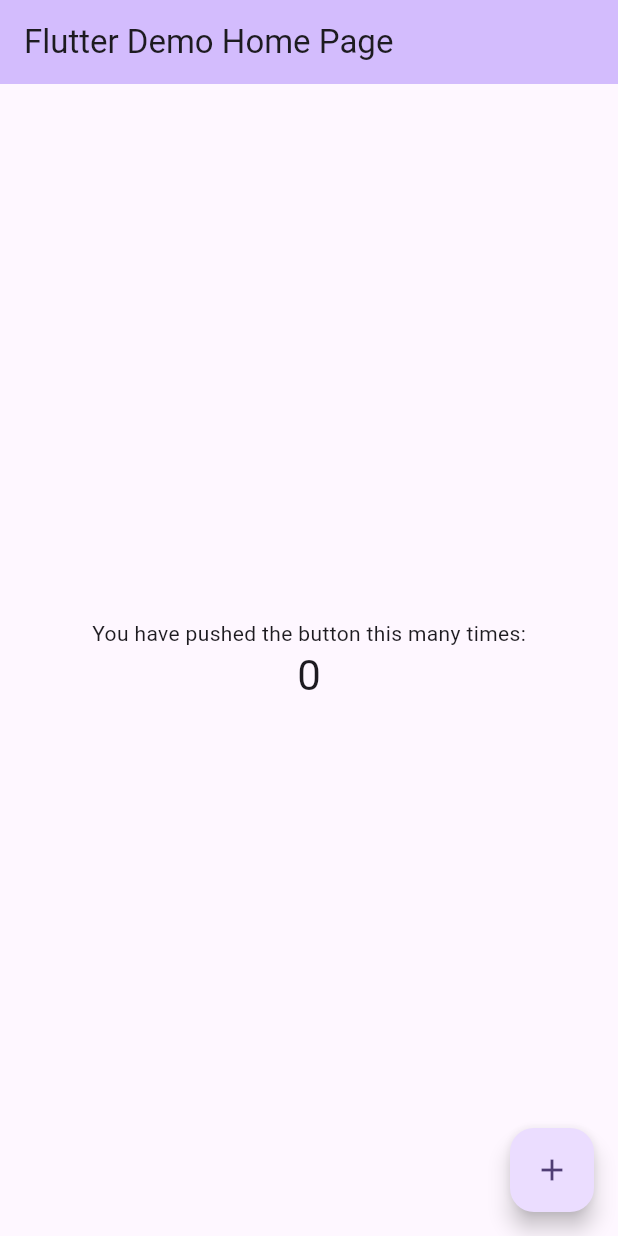
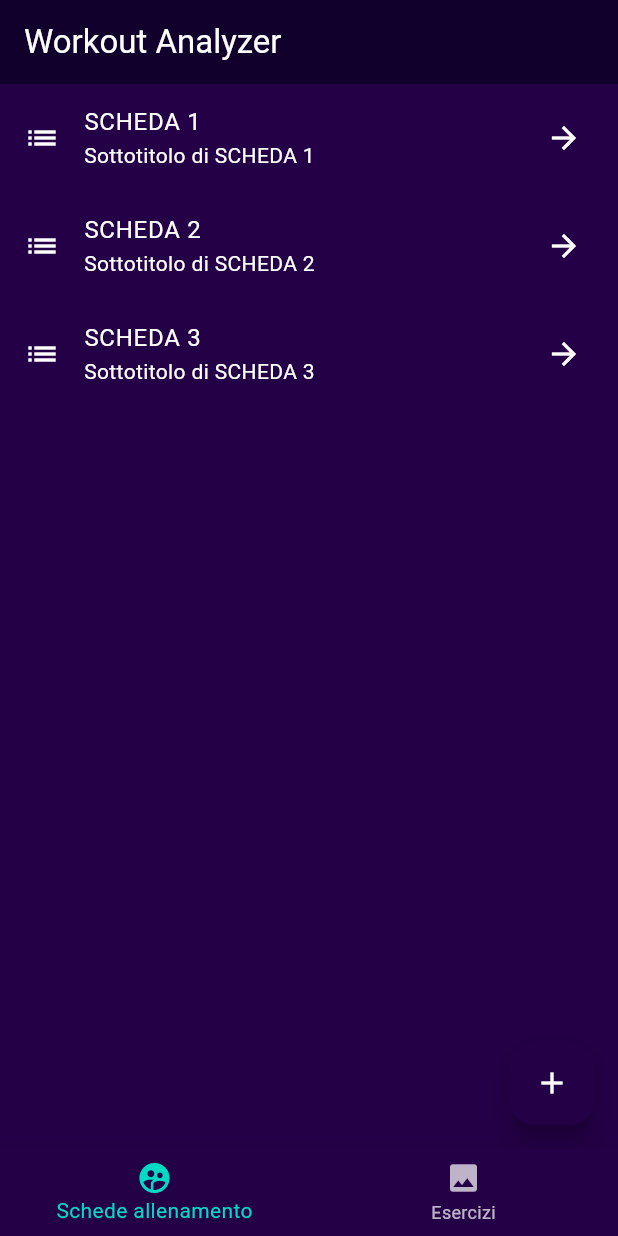
Before and after one commit to Dany313/WorkoutAnalyzer, a Flutter app: the screen it shows after launch, on a phone screen of 412 x 824 dp. Run offline on Flutter 3.47's test engine with Material 3 defaults, Android fonts, the phone set to English and light mode, and no system bars.

Commit message:
aggiunto layout iniziale.

```diff
--- /dev/null
+++ b/lib/fragments/schede_allenamento_fragment.dart
@@ -0,0 +1,49 @@
+import 'package:flutter/cupertino.dart';
+import 'package:flutter/material.dart';
+
+import '../model/schedeAllenamento.dart';
+import '../pages/scheda_page.dart';
+
+class SchedeAllenamentoFragment extends StatefulWidget {
+  const SchedeAllenamentoFragment({super.key});
+
+  @override
+  State<SchedeAllenamentoFragment> createState() => _SchedeAllenamentoFragmentState();
+}
+
+class _SchedeAllenamentoFragmentState extends State<SchedeAllenamentoFragment> {
+
+  SchedeAllenamento schedeAllenamentoList = SchedeAllenamento();
+
+  @override
+  Widget build(BuildContext context) {
+    return  Scaffold(
+      body:ListView.builder(
+        itemCount: schedeAllenamentoList.allenamenti.length, // Numero di elementi nella lista
+        itemBuilder: (context, index) {
+          return ListTile(
+            leading: Icon(Icons.list), // Icona accanto a ciascun elemento
+            title: Text(schedeAllenamentoList.getAllenamento(index)), // Testo dell'elemento
+            subtitle: Text('Sottotitolo di ${schedeAllenamentoList.getAllenamento(index)}'), // Sottotitolo
+            trailing: Icon(Icons.arrow_forward), // Icona sulla destra
+            onTap: () {
+              // Naviga alla seconda pagina
+              Navigator.push(
+                context,
+                MaterialPageRoute(builder: (context) =>  SchedaPage(nomeScheda: schedeAllenamentoList.getAllenamento(index))),
+              );
+            },
+          );
+        },
+      ),
+        floatingActionButton : FloatingActionButton(
+          onPressed: () {
+            setState(() {
+              schedeAllenamentoList.aggiungiAllenamento('SCHEDA ${schedeAllenamentoList.allenamenti.length+1}');
+            });
+          },
+          child: const Icon(Icons.add),
+        ),
+    );
+  }
+}
--- a/lib/main.dart
+++ b/lib/main.dart
@@ -1,4 +1,6 @@
 import 'package:flutter/material.dart';
+import 'package:workout_analyzer/pages/home_page.dart';
+import 'package:workout_analyzer/themes/dark_theme.dart';
 
 void main() {
   runApp(const MyApp());
@@ -11,27 +13,9 @@ class MyApp extends StatelessWidget {
   @override
   Widget build(BuildContext context) {
     return MaterialApp(
-      title: 'Flutter Demo',
-      theme: ThemeData(
-        // This is the theme of your application.
-        //
-        // TRY THIS: Try running your application with "flutter run". You'll see
-        // the application has a purple toolbar. Then, without quitting the app,
-        // try changing the seedColor in the colorScheme below to Colors.green
-        // and then invoke "hot reload" (save your changes or press the "hot
-        // reload" button in a Flutter-supported IDE, or press "r" if you used
-        // the command line to start the app).
-        //
-        // Notice that the counter didn't reset back to zero; the application
-        // state is not lost during the reload. To reset the state, use hot
-        // restart instead.
-        //
-        // This works for code too, not just values: Most code changes can be
-        // tested with just a hot reload.
-        colorScheme: ColorScheme.fromSeed(seedColor: Colors.deepPurple),
-        useMaterial3: true,
-      ),
-      home: const MyHomePage(title: 'Flutter Demo Home Page'),
+      title: 'Workout Analyzer',
+      theme: darkTheme,
+      home: const HomePage(),
     );
   }
 }
--- /dev/null
+++ b/lib/model/esercizi.dart
@@ -0,0 +1,46 @@
+class Esercizi {
+  List<String> _esercizi = ["ESERCIZIO 1", "ESERCIZIO 2" , "ESERCIZIO 3"];
+
+  // Costruttore opzionale per inizializzare la lista
+  Esercizi([List<String>? allenamenti]) {
+    if (allenamenti != null) {
+      _esercizi = allenamenti;
+    }
+  }
+
+  // Getter per la lista di esercizi
+  List<String> get esercizi => _esercizi;
+
+  // Setter per la lista di esercizi
+  set esercizi(List<String> nuoviAllenamenti) {
+    _esercizi = nuoviAllenamenti;
+  }
+
+  // Metodo per aggiungere un singolo esercizio
+  void aggiungiEsercizio(String allenamento) {
+    _esercizi.add(allenamento);
+  }
+
+  // Metodo per rimuovere un esercizio
+  void rimuoviEsercizio(String allenamento) {
+    _esercizi.remove(allenamento);
+  }
+
+  // Metodo per ottenere un esercizio specifico per indice
+  String getEsercizio(int index) {
+    if (index >= 0 && index < _esercizi.length) {
+      return _esercizi[index];
+    } else {
+      throw IndexError(index, _esercizi);
+    }
+  }
+
+  // Metodo per aggiornare un esercizio specifico per indice
+  void aggiornaEsercizio(int index, String nuovoAllenamento) {
+    if (index >= 0 && index < _esercizi.length) {
+      _esercizi[index] = nuovoAllenamento;
+    } else {
+      throw IndexError(index, _esercizi);
+    }
+  }
+}
--- /dev/null
+++ b/lib/model/schedeAllenamento.dart
@@ -0,0 +1,46 @@
+class SchedeAllenamento {
+  List<String> _schedeAllenamnto = ["SCHEDA 1", "SCHEDA 2" , "SCHEDA 3"];
+
+  // Costruttore opzionale per inizializzare la lista
+  SchedeAllenamento([List<String>? allenamenti]) {
+    if (allenamenti != null) {
+      _schedeAllenamnto = allenamenti;
+    }
+  }
+
+  // Getter per la lista di allenamenti
+  List<String> get allenamenti => _schedeAllenamnto;
+
+  // Setter per la lista di allenamenti
+  set allenamenti(List<String> nuoviAllenamenti) {
+    _schedeAllenamnto = nuoviAllenamenti;
+  }
+
+  // Metodo per aggiungere un singolo allenamento
+  void aggiungiAllenamento(String allenamento) {
+    _schedeAllenamnto.add(allenamento);
+  }
+
+  // Metodo per rimuovere un allenamento
+  void rimuoviAllenamento(String allenamento) {
+    _schedeAllenamnto.remove(allenamento);
+  }
+
+  // Metodo per ottenere un allenamento specifico per indice
+  String getAllenamento(int index) {
+    if (index >= 0 && index < _schedeAllenamnto.length) {
+      return _schedeAllenamnto[index];
+    } else {
+      throw IndexError(index, _schedeAllenamnto);
+    }
+  }
+
+  // Metodo per aggiornare un allenamento specifico per indice
+  void aggiornaAllenamento(int index, String nuovoAllenamento) {
+    if (index >= 0 && index < _schedeAllenamnto.length) {
+      _schedeAllenamnto[index] = nuovoAllenamento;
+    } else {
+      throw IndexError(index, _schedeAllenamnto);
+    }
+  }
+}
--- /dev/null
+++ b/lib/pages/home_page.dart
@@ -0,0 +1,45 @@
+import 'package:flutter/material.dart';
+
+import '../fragments/esercizi_fragment.dart';
+import '../fragments/schede_allenamento_fragment.dart';
+
+
+class HomePage extends StatefulWidget {
+  const HomePage({super.key});
+
+  @override
+  State<HomePage> createState() => _HomePageState();
+}
+
+class _HomePageState extends State<HomePage> {
+
+  final List<Widget> fragments = [
+    SchedeAllenamentoFragment(),
+    EserciziFragment(),
+
+  ];
+
+  int pageIndex = 0;
+  @override
+  Widget build(BuildContext context) {
+    return  Scaffold(
+      appBar: AppBar(
+        title: const Text('Workout Analyzer'),
+      ),
+      body: fragments[pageIndex] ,
+      bottomNavigationBar: BottomNavigationBar(
+        currentIndex: pageIndex,
+        onTap: (index) {
+          setState(() {
+            pageIndex = index;
+            print(pageIndex);
+          });
+        },
+        items: const [
+          BottomNavigationBarItem(label: "Schede allenamento",icon: Icon(Icons.supervised_user_circle)),
+          BottomNavigationBarItem(label: "Esercizi",icon: Icon(Icons.image)),
+
+        ],),
+    );
+  }
+}
--- /dev/null
+++ b/lib/themes/dark_theme.dart
@@ -0,0 +1,43 @@
+import 'package:flutter/material.dart';
+
+const COLOR_PRIMARY = Color.fromRGBO(16, 0, 43, 1);
+const COLOR_SECONDARY = Color.fromRGBO(36, 0, 70, 1);
+const COLOR_ACCENT = Color.fromRGBO(224, 170, 255, 1);
+
+
+ThemeData darkTheme = ThemeData(
+  brightness: Brightness.dark,
+  colorScheme:  const ColorScheme.dark(
+    background: COLOR_PRIMARY,
+    surface: COLOR_SECONDARY,
+    onSurface: Colors.white
+
+  ),
+  appBarTheme: const AppBarTheme(
+    backgroundColor: COLOR_PRIMARY,
+
+  ),
+  floatingActionButtonTheme: const FloatingActionButtonThemeData(
+    backgroundColor: COLOR_SECONDARY,
+    foregroundColor: Colors.white
+
+  ),
+  textTheme: const TextTheme(
+
+    labelSmall: TextStyle(
+      fontSize: 14,
+      color: COLOR_ACCENT,
+    ),
+    labelLarge: TextStyle(
+      color: Colors.white,
+      fontSize: 50
+    ),
+    labelMedium: TextStyle(
+      color: Colors.white,
+      fontSize: 16,
+    ),
+  ),
+  iconTheme: const IconThemeData(
+    color: COLOR_ACCENT
+  ),
+);
```
Also changed, not shown: lib/fragments/esercizi_fragment.dart (added, +44 -0 lines), lib/pages/scheda_page.dart (added, +57 -0 lines).
